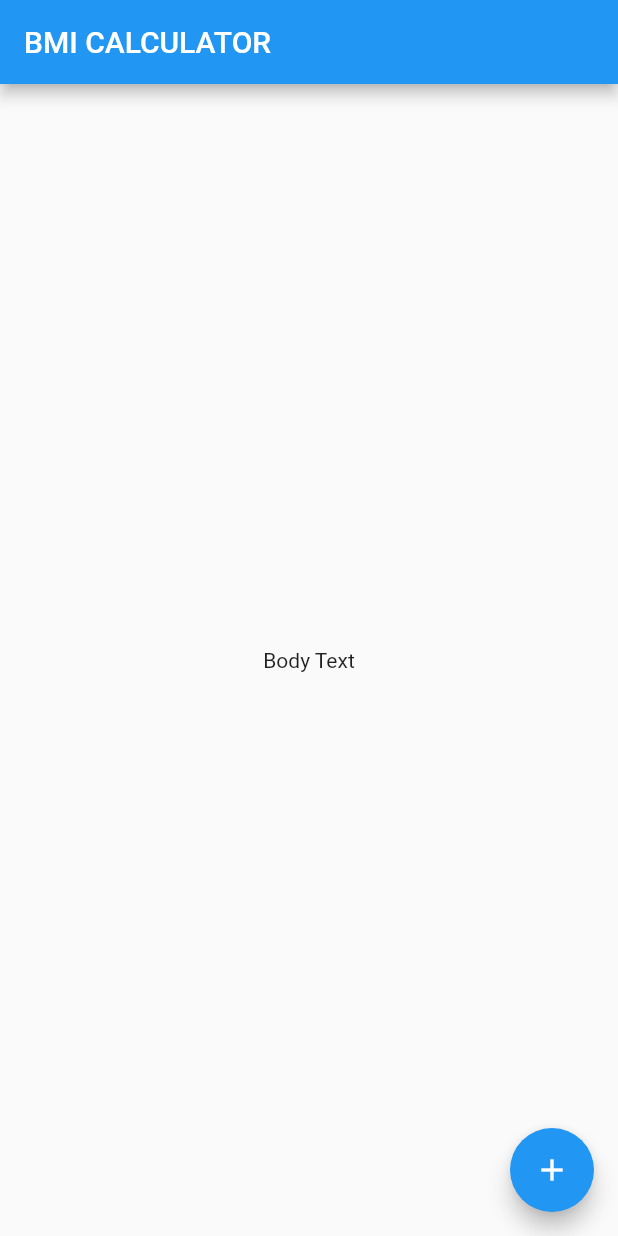
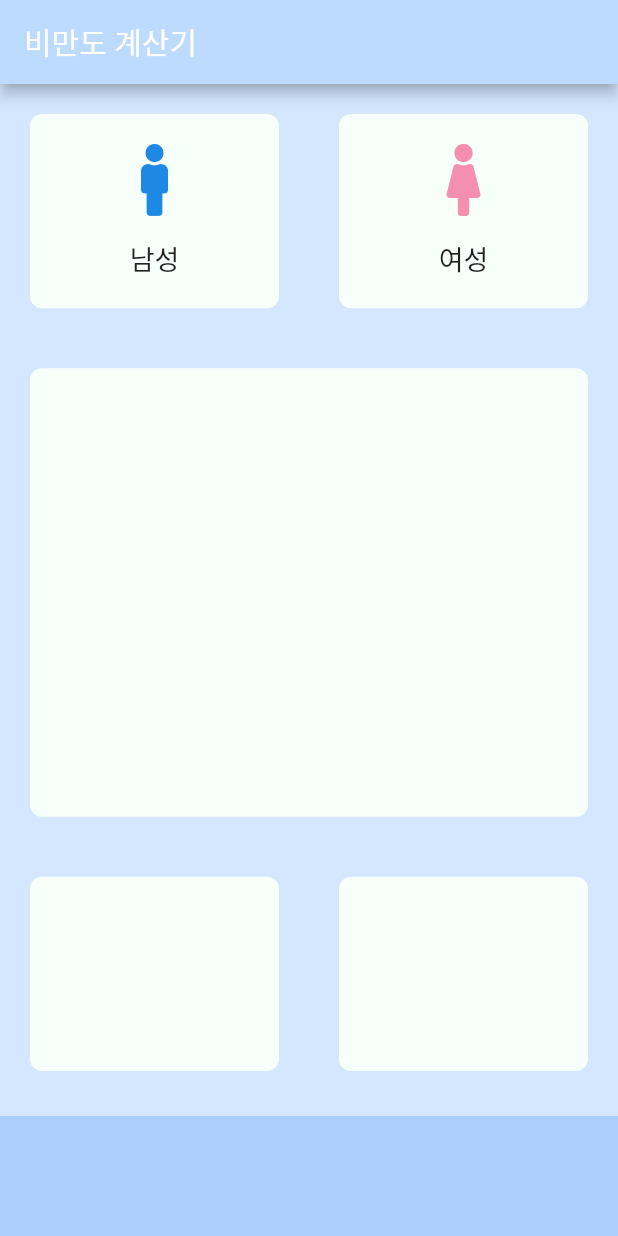
Before and after one commit to C17AN/i-love-flutter, a Flutter app: the screen it shows after launch, on a phone screen of 412 x 824 dp. Run offline on Flutter 3.47's test engine with Material 2 defaults, Android fonts, the phone set to English and light mode, and no system bars; our stand-ins replace font_awesome_flutter.

Commit message:
feat: 컴포넌트 모듈화

```diff
--- /dev/null
+++ b/bmi-calculator-flutter-master/lib/components/icon_content.dart
@@ -0,0 +1,28 @@
+import 'package:flutter/material.dart';
+
+class IconContent extends StatelessWidget {
+  IconContent({@required this.icon, @required this.iconColor, this.text});
+
+  final IconData icon;
+  final Color iconColor;
+  final String text;
+
+  @override
+  Widget build(BuildContext context) {
+    return Column(
+      mainAxisAlignment: MainAxisAlignment.center,
+      children: <Widget>[
+        Icon(
+          icon,
+          color: iconColor,
+          size: 48,
+        ),
+        SizedBox(height: 15),
+        Text(
+          text,
+          style: TextStyle(fontSize: 18),
+        ),
+      ],
+    );
+  }
+}
--- /dev/null
+++ b/bmi-calculator-flutter-master/lib/components/reusable_card.dart
@@ -0,0 +1,25 @@
+import 'package:flutter/material.dart';
+
+class ReusableCard extends StatelessWidget {
+  // key는 위젯 트리 내에서 변화하는 위젯의 상태를 추적하는데 사용된다.
+  // 그러나 실제로 필요한 경우는 별로 없다 한다!
+  // const ReusableCard({
+  //   Key key,
+  // }) : super(key: key);
+  ReusableCard({@required this.colour, this.cardChild});
+
+  final Color colour;
+  final Widget cardChild;
+
+  @override
+  Widget build(BuildContext context) {
+    return Container(
+      child: cardChild,
+      decoration: BoxDecoration(
+        color: colour,
+        borderRadius: BorderRadius.circular(8),
+      ),
+      margin: EdgeInsets.all(20),
+    );
+  }
+}
--- /dev/null
+++ b/bmi-calculator-flutter-master/lib/input_page.dart
@@ -0,0 +1,80 @@
+import 'package:flutter/material.dart';
+import 'package:bmi_calculator/components/icon_content.dart';
+import 'package:bmi_calculator/components/reusable_card.dart';
+import 'package:font_awesome_flutter/font_awesome_flutter.dart';
+
+const double bottomContainerHeight = 80;
+
+class InputPage extends StatefulWidget {
+  @override
+  _InputPageState createState() => _InputPageState();
+}
+
+class _InputPageState extends State<InputPage> {
+  @override
+  Widget build(BuildContext context) {
+    return Scaffold(
+      backgroundColor: Color(0xffd4e7ff),
+      appBar: AppBar(
+        title: Text('비만도 계산기'),
+      ),
+      body: Column(
+        children: <Widget>[
+          Expanded(
+            child: Row(
+              children: [
+                Expanded(
+                  flex: 1,
+                  child: ReusableCard(
+                    colour: Color(0xFFf7fffb),
+                    cardChild: IconContent(
+                      icon: FontAwesomeIcons.male,
+                      text: "남성",
+                      iconColor: Colors.blue[600],
+                    ),
+                  ),
+                ),
+                Expanded(
+                  child: ReusableCard(
+                      colour: Color(0xFFf7fffb),
+                      cardChild: IconContent(
+                          icon: FontAwesomeIcons.female,
+                          iconColor: Colors.pink[200],
+                          text: "여성")),
+                )
+              ],
+            ),
+          ),
+          Expanded(
+            flex: 2,
+            child: ReusableCard(
+              colour: Color(0xFFf7fffb),
+            ),
+          ),
+          Expanded(
+            child: Row(
+              children: [
+                Expanded(
+                  child: ReusableCard(
+                    colour: Color(0xFFf7fffb),
+                  ),
+                ),
+                Expanded(
+                  child: ReusableCard(
+                    colour: Color(0xFFf7fffb),
+                  ),
+                ),
+              ],
+            ),
+          ),
+          Container(
+            color: Color(0xffabceff),
+            margin: EdgeInsets.only(top: 10),
+            width: double.infinity,
+            height: bottomContainerHeight,
+          )
+        ],
+      ),
+    );
+  }
+}
--- a/bmi-calculator-flutter-master/lib/main.dart
+++ b/bmi-calculator-flutter-master/lib/main.dart
@@ -1,4 +1,5 @@
 import 'package:flutter/material.dart';
+import 'package:bmi_calculator/input_page.dart';
 
 void main() => runApp(BMICalculator());
 
@@ -6,32 +7,17 @@ class BMICalculator extends StatelessWidget {
   @override
   Widget build(BuildContext context) {
     return MaterialApp(
+      debugShowCheckedModeBanner: false,
       // theme 설정!
       // theme: ThemeData.dark(),
-      theme: ThemeData(),
-      home: InputPage(),
-    );
-  }
-}
-
-class InputPage extends StatefulWidget {
-  @override
-  _InputPageState createState() => _InputPageState();
-}
-
-class _InputPageState extends State<InputPage> {
-  @override
-  Widget build(BuildContext context) {
-    return Scaffold(
-      appBar: AppBar(
-        title: Text('BMI CALCULATOR'),
+      theme: ThemeData(
+        appBarTheme: AppBarTheme(
+          backgroundColor: Color(0xffbddbff),
+        ),
+        scaffoldBackgroundColor: Color(0xfffafcfc),
       ),
-      body: Center(
-        child: Text('Body Text'),
-      ),
-      floatingActionButton: FloatingActionButton(
-        onPressed: () {},
-        child: Icon(Icons.add),
+      home: SafeArea(
+        child: InputPage(),
       ),
     );
   }
--- a/bmi-calculator-flutter-master/pubspec.yaml
+++ b/bmi-calculator-flutter-master/pubspec.yaml
@@ -9,7 +9,7 @@ environment:
 dependencies:
   flutter:
     sdk: flutter
-
+  font_awesome_flutter: ^9.2.0
   cupertino_icons: ^0.1.2
 
 dev_dependencies:
```
